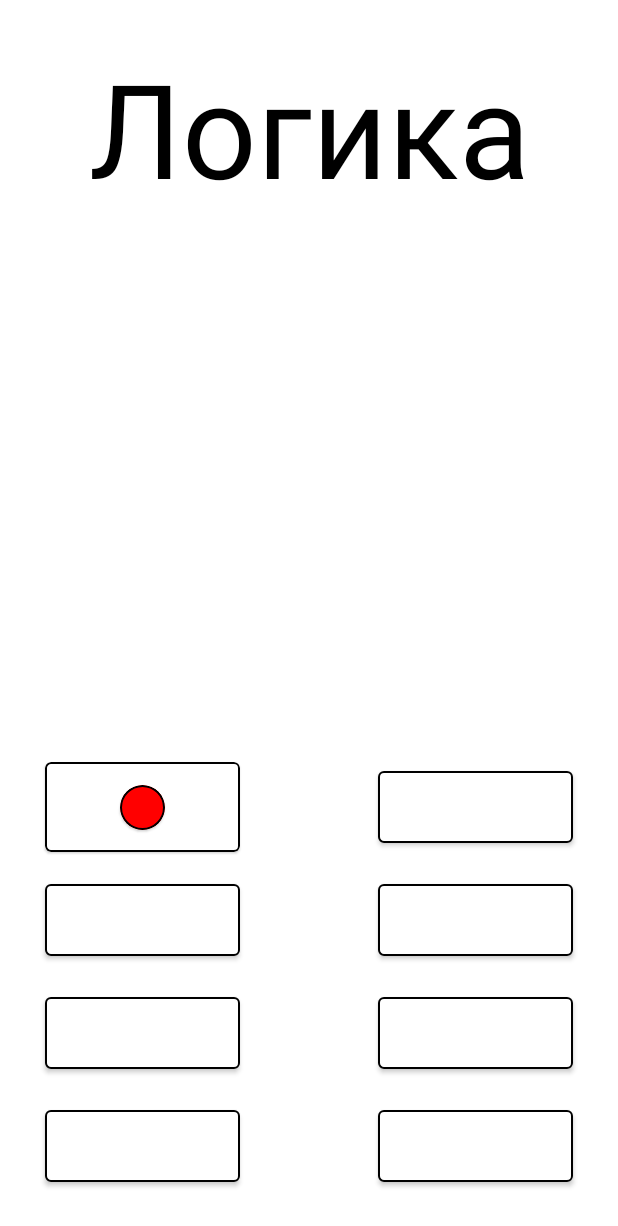
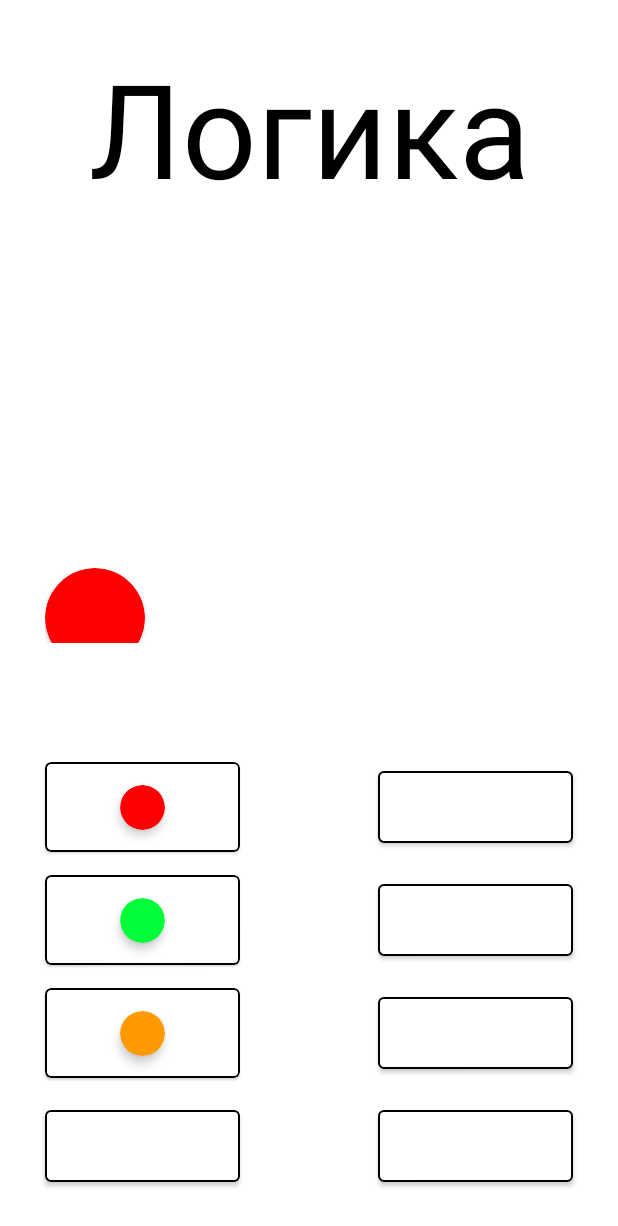
Before and after one commit to Forgotten-Phantom/Game-Logic-, an Android app: the GameActivity screen opened directly, with no data from a screen before it, after a tap on an icon or button, on a phone screen of 412 x 824 dp. Shown: the top 1226 px of the screen. Run offline under Robolectric (Android 15) with nearby library versions, the phone set to English and light mode, and no system bars.

Commit message:
made 3 buttons with logic in GameActivity, made 2 lines for Views in GameActivity

```diff
--- a/app/src/main/java/com/example/logic/GameActivity.java
+++ b/app/src/main/java/com/example/logic/GameActivity.java
@@ -1,10 +1,14 @@
 package com.example.logic;
 
 import androidx.appcompat.app.AppCompatActivity;
+import androidx.cardview.widget.CardView;
 
+import android.graphics.Canvas;
+import android.graphics.Color;
 import android.os.Bundle;
 import android.view.View;
 import android.widget.Button;
+import android.widget.LinearLayout;
 
 import com.google.android.material.card.MaterialCardView;
 
@@ -14,13 +18,15 @@ import java.util.concurrent.ThreadLocalRandom;
 public class GameActivity extends AppCompatActivity {
 
     MaterialCardView red;
-    Button green;
-    Button orange;
+    MaterialCardView green;
+    MaterialCardView orange;
     Button skyBlue;
     Button blue;
     Button yellow;
     Button pink;
     Button purple;
+    LinearLayout firstLine;
+    LinearLayout secondLine;
 
     int[] code = new int[5];
     int[] answer = new int[5];
@@ -39,6 +45,8 @@ public class GameActivity extends AppCompatActivity {
         yellow = findViewById(R.id.yellow);
         pink = findViewById(R.id.pink);
         purple = findViewById(R.id.purple);
+        firstLine = findViewById(R.id.firstLine);
+        secondLine = findViewById(R.id.secondLine);
 
         for (int i = 0; i < 5; i++)
             code[i] = ThreadLocalRandom.current().nextInt(1, 9);
@@ -46,8 +54,59 @@ public class GameActivity extends AppCompatActivity {
         red.setOnClickListener(new View.OnClickListener() {
             @Override
             public void onClick(View view) {
+                answer[count] = 1;
+                count++;
 
+                CardView cardView = new CardView(getBaseContext());
+                cardView.setCardBackgroundColor(Color.RED);
+                cardView.setRadius(50);
+                cardView.setLayoutParams(new LinearLayout.LayoutParams(100, 100));
+                secondLine.addView(cardView);
+
+                if (count > 4) {
+                    count = 0;
+                    secondLine.removeAllViews();
+                }
             }
         });
+
+        green.setOnClickListener(new View.OnClickListener() {
+            @Override
+            public void onClick(View view) {
+                answer[count] = 2;
+                count++;
+
+                CardView cardView = new CardView(getBaseContext());
+                cardView.setCardBackgroundColor(Color.GREEN);
+                cardView.setRadius(50);
+                cardView.setLayoutParams(new LinearLayout.LayoutParams(100, 100));
+                secondLine.addView(cardView);
+
+                if (count > 4) {
+                    count = 0;
+                    secondLine.removeAllViews();
+                }
+            }
+        });
+
+        orange.setOnClickListener(new View.OnClickListener() {
+            @Override
+            public void onClick(View view) {
+                answer[count] = 3;
+                count++;
+
+                CardView cardView = new CardView(getBaseContext());
+                cardView.setCardBackgroundColor(getBaseContext().getColor(R.color.orange));
+                cardView.setRadius(50);
+                cardView.setLayoutParams(new LinearLayout.LayoutParams(100, 100));
+                secondLine.addView(cardView);
+
+                if (count > 4) {
+                    count = 0;
+                    secondLine.removeAllViews();
+                }
+            }
+        });
+
     }
 }
--- a/app/src/main/res/layout/activity_game.xml
+++ b/app/src/main/res/layout/activity_game.xml
@@ -24,21 +24,22 @@
     <com.google.android.material.card.MaterialCardView
         android:id="@+id/red"
         android:layout_width="130dp"
-        android:clickable="true"
         android:layout_height="60dp"
         android:layout_marginStart="30dp"
         android:layout_marginBottom="15dp"
         android:backgroundTint="#FFFFFF"
+        android:clickable="true"
         android:translationZ="1dp"
-        app:layout_constraintBottom_toTopOf="@+id/green"
+        app:layout_constraintBottom_toTopOf="@id/green"
         app:layout_constraintStart_toStartOf="parent"
         app:strokeColor="#000000"
-        app:strokeWidth="1dp" >
+        app:strokeWidth="1dp">
+
         <androidx.constraintlayout.widget.ConstraintLayout
             android:layout_width="match_parent"
             android:layout_height="match_parent">
 
-            <com.google.android.material.card.MaterialCardView
+            <androidx.cardview.widget.CardView
                 android:id="@+id/redCircle"
                 android:layout_width="30dp"
                 android:layout_height="30dp"
@@ -52,33 +53,80 @@
                 app:strokeColor="#000000"
                 app:strokeWidth="1dp">
 
-            </com.google.android.material.card.MaterialCardView>
+            </androidx.cardview.widget.CardView>
         </androidx.constraintlayout.widget.ConstraintLayout>
     </com.google.android.material.card.MaterialCardView>
 
-    <Button
+    <com.google.android.material.card.MaterialCardView
         android:id="@+id/green"
         android:layout_width="130dp"
         android:layout_height="60dp"
         android:layout_marginStart="30dp"
         android:layout_marginBottom="15dp"
         android:backgroundTint="#FFFFFF"
-        app:layout_constraintBottom_toTopOf="@+id/orange"
+        android:clickable="true"
+        android:translationZ="1dp"
+        app:layout_constraintBottom_toTopOf="@id/orange"
         app:layout_constraintStart_toStartOf="parent"
         app:strokeColor="#000000"
-        app:strokeWidth="1dp" />
+        app:strokeWidth="1dp">
 
-    <Button
+        <androidx.constraintlayout.widget.ConstraintLayout
+            android:layout_width="match_parent"
+            android:layout_height="match_parent">
+
+            <androidx.cardview.widget.CardView
+                android:id="@+id/greenCircle"
+                android:layout_width="30dp"
+                android:layout_height="30dp"
+                android:backgroundTint="#00FF38"
+                android:translationZ="2dp"
+                app:cardCornerRadius="30dp"
+                app:layout_constraintBottom_toBottomOf="parent"
+                app:layout_constraintEnd_toEndOf="parent"
+                app:layout_constraintStart_toStartOf="parent"
+                app:layout_constraintTop_toTopOf="parent"
+                app:strokeColor="#000000"
+                app:strokeWidth="1dp">
+
+            </androidx.cardview.widget.CardView>
+        </androidx.constraintlayout.widget.ConstraintLayout>
+    </com.google.android.material.card.MaterialCardView>
+
+    <com.google.android.material.card.MaterialCardView
         android:id="@+id/orange"
         android:layout_width="130dp"
         android:layout_height="60dp"
         android:layout_marginStart="30dp"
         android:layout_marginBottom="15dp"
         android:backgroundTint="#FFFFFF"
-        app:layout_constraintBottom_toTopOf="@+id/skyBlue"
+        android:clickable="true"
+        android:translationZ="1dp"
+        app:layout_constraintBottom_toTopOf="@id/skyBlue"
         app:layout_constraintStart_toStartOf="parent"
         app:strokeColor="#000000"
-        app:strokeWidth="1dp" />
+        app:strokeWidth="1dp">
+
+        <androidx.constraintlayout.widget.ConstraintLayout
+            android:layout_width="match_parent"
+            android:layout_height="match_parent">
+
+            <androidx.cardview.widget.CardView
+                android:layout_width="30dp"
+                android:layout_height="30dp"
+                android:backgroundTint="#FF9900"
+                android:translationZ="2dp"
+                app:cardCornerRadius="30dp"
+                app:layout_constraintBottom_toBottomOf="parent"
+                app:layout_constraintEnd_toEndOf="parent"
+                app:layout_constraintStart_toStartOf="parent"
+                app:layout_constraintTop_toTopOf="parent"
+                app:strokeColor="#000000"
+                app:strokeWidth="1dp">
+
+            </androidx.cardview.widget.CardView>
+        </androidx.constraintlayout.widget.ConstraintLayout>
+    </com.google.android.material.card.MaterialCardView>
 
     <Button
         android:id="@+id/skyBlue"
@@ -140,4 +188,33 @@
         app:strokeColor="#000000"
         app:strokeWidth="1dp" />
 
+    <LinearLayout
+        android:id="@+id/firstLine"
+        android:layout_width="0dp"
+        android:layout_height="50dp"
+        android:layout_marginStart="30dp"
+        android:layout_marginTop="50dp"
+        android:layout_marginEnd="30dp"
+        android:layout_marginBottom="50dp"
+        android:orientation="horizontal"
+        app:layout_constraintBottom_toTopOf="@+id/red"
+        app:layout_constraintEnd_toEndOf="parent"
+        app:layout_constraintStart_toStartOf="parent"
+        app:layout_constraintTop_toBottomOf="@+id/gameName"></LinearLayout>
+
+    <LinearLayout
+        android:id="@+id/secondLine"
+        android:layout_width="0dp"
+        android:layout_height="50dp"
+        android:layout_marginStart="30dp"
+        android:layout_marginEnd="30dp"
+        android:layout_marginBottom="50dp"
+        android:orientation="horizontal"
+        app:layout_constraintBottom_toTopOf="@+id/red"
+        app:layout_constraintEnd_toEndOf="parent"
+        app:layout_constraintStart_toStartOf="parent"
+        app:layout_constraintTop_toBottomOf="@+id/firstLine">
+
+    </LinearLayout>
+
 </androidx.constraintlayout.widget.ConstraintLayout>
--- a/app/src/main/res/values/colors.xml
+++ b/app/src/main/res/values/colors.xml
@@ -7,4 +7,5 @@
     <color name="teal_700">#FF018786</color>
     <color name="black">#FF000000</color>
     <color name="white">#FFFFFFFF</color>
+    <color name="orange">#FF9900</color>
 </resources>
```
